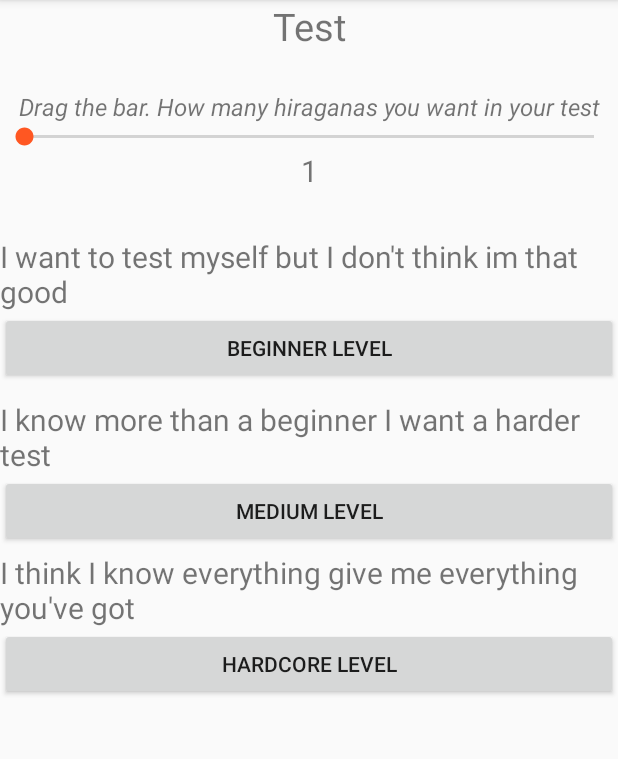
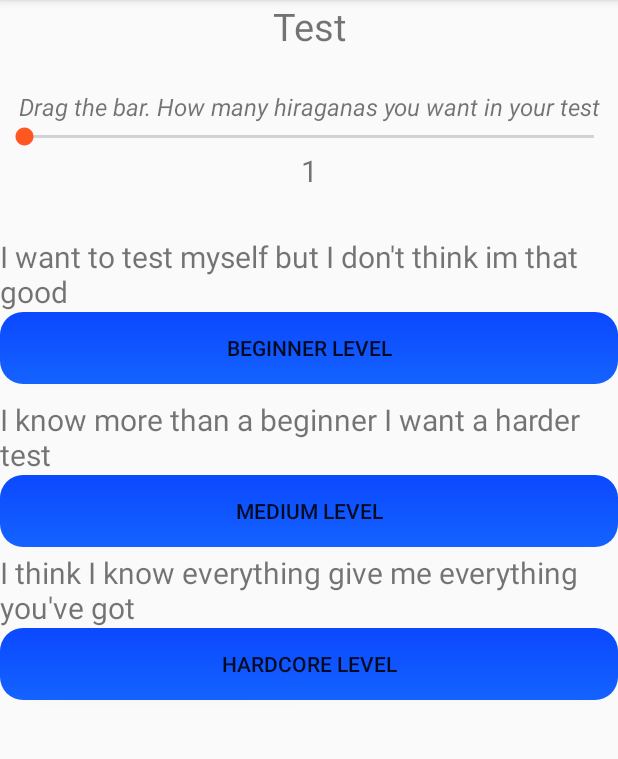
Before and after one commit to japkidzsola/HiraganaMaster2, an Android app: the fragment TestFragment shown on its own in the app's theme, on a phone screen of 412 x 824 dp, the part 84-843 px from its top. Run offline under Robolectric (Android 15) with nearby library versions, the phone set to English and light mode, and no system bars; our stand-ins replace navigation-ui; libraries missing offline, so code that uses them is left out: maes.tech.intentanim.

Commit message:
button design változtatása sötétre

```diff
--- a/app/build.gradle
+++ b/app/build.gradle
@@ -28,7 +28,6 @@ dependencies {
     implementation 'androidx.navigation:navigation-ui:2.2.1'
     implementation 'androidx.lifecycle:lifecycle-extensions:2.2.0'
     implementation 'com.github.hajiyevelnur92:intentanimation:1.0'
-    implementation 'nl.bryanderidder:themed-toggle-button-group:1.1.0'
     implementation 'com.google.android:flexbox:2.0.1'
     //noinspection GradleCompatible
     implementation 'com.android.support:support-compat:28.0.0'
--- /dev/null
+++ b/app/src/main/res/drawable/button_default.xml
@@ -0,0 +1,17 @@
+<?xml version="1.0" encoding="utf-8"?>
+<shape xmlns:android="http://schemas.android.com/apk/res/android">
+
+    <gradient
+        android:angle="270"
+        android:startColor="@color/colorButtondefault"
+        android:endColor="@color/colorButtondefault2"/>
+
+    <padding
+        android:bottom="7sp"
+        android:left="7sp"
+        android:right="7sp"
+        android:top="7sp"/>
+
+    <corners android:radius="15sp" />
+
+</shape>
--- /dev/null
+++ b/app/src/main/res/drawable/button_focused.xml
@@ -0,0 +1,17 @@
+<?xml version="1.0" encoding="utf-8"?>
+<shape xmlns:android="http://schemas.android.com/apk/res/android">
+
+    <gradient
+        android:angle="270"
+        android:startColor="@color/colorButtonfocused"
+        android:endColor="@color/colorButtonfocused2"/>
+
+    <padding
+        android:bottom="7sp"
+        android:left="7sp"
+        android:right="7sp"
+        android:top="7sp"/>
+
+    <corners android:radius="15sp" />
+
+</shape>
--- /dev/null
+++ b/app/src/main/res/drawable/button_pressed.xml
@@ -0,0 +1,17 @@
+<?xml version="1.0" encoding="utf-8"?>
+<shape xmlns:android="http://schemas.android.com/apk/res/android">
+
+    <gradient
+        android:angle="270"
+        android:startColor="@color/colorButtonpressed"
+        android:endColor="@color/colorButtonpressed2"/>
+
+    <padding
+        android:bottom="7sp"
+        android:left="7sp"
+        android:right="7sp"
+        android:top="7sp"/>
+
+    <corners android:radius="15sp" />
+
+</shape>
--- /dev/null
+++ b/app/src/main/res/drawable/gradient_list2.xml
@@ -0,0 +1,10 @@
+<?xml version="1.0" encoding="utf-8"?>
+<selector xmlns:android="http://schemas.android.com/apk/res/android">
+
+    <item android:drawable="@drawable/button_pressed"
+        android:state_pressed="true" />
+    <item android:drawable="@drawable/button_focused"
+        android:state_focused="true" />
+    <item android:drawable="@drawable/button_default" />
+
+</selector>
--- a/app/src/main/res/layout-v21/hiragana_master_home_fragment.xml
+++ b/app/src/main/res/layout-v21/hiragana_master_home_fragment.xml
@@ -51,11 +51,12 @@
             android:layout_marginLeft="30sp"
             android:layout_marginEnd="30sp"
             android:layout_marginRight="30sp"
-        android:background="@drawable/buttonshape"
+            android:background="@drawable/gradient_list2"
             android:shadowColor="#A8A8A8"
             android:shadowRadius="5"
             android:text="@string/get_to_the_learning_page"
             android:textSize="20sp"
+            android:textColor="@color/colorwhite"
             android:layout_marginBottom="10dp"
             />
 
@@ -74,11 +75,12 @@
             android:layout_marginLeft="30sp"
             android:layout_marginEnd="30sp"
             android:layout_marginRight="30sp"
-            android:background="@drawable/buttonshape"
+            android:background="@drawable/gradient_list2"
             android:shadowColor="#A8A8A8"
             android:shadowRadius="5"
             android:text="@string/get_to_test_myself"
             android:textSize="20sp"
+            android:textColor="@color/colorwhite"
             android:layout_marginBottom="10dp"
             />
 
@@ -97,11 +99,12 @@
             android:layout_marginLeft="30sp"
             android:layout_marginEnd="30sp"
             android:layout_marginRight="30sp"
-            android:background="@drawable/buttonshape"
+            android:background="@drawable/gradient_list2"
             android:shadowColor="#A8A8A8"
             android:shadowRadius="5"
             android:text="@string/get_to_see_my_favorite_characters"
             android:textSize="20sp"
+            android:textColor="@color/colorwhite"
             android:layout_marginBottom="10dp"
             />
 
@@ -120,11 +123,12 @@
             android:layout_marginLeft="30sp"
             android:layout_marginEnd="30sp"
             android:layout_marginRight="30sp"
-            android:background="@drawable/buttonshape"
+            android:background="@drawable/gradient_list2"
             android:shadowColor="#A8A8A8"
             android:shadowRadius="5"
             android:text="@string/get_me_to_my_settings"
             android:textSize="20sp"
+            android:textColor="@color/colorwhite"
             android:layout_marginBottom="10dp"
             />
 
@@ -143,11 +147,12 @@
             android:layout_marginLeft="30sp"
             android:layout_marginEnd="30sp"
             android:layout_marginRight="30sp"
-            android:background="@drawable/buttonshape"
+            android:background="@drawable/gradient_list2"
             android:shadowColor="#A8A8A8"
             android:shadowRadius="5"
             android:text="@string/share_with_my_frinds"
             android:textSize="20sp"
+            android:textColor="@color/colorwhite"
             android:layout_marginBottom="10dp"
             />
 
--- a/app/src/main/res/layout/test_fragment.xml
+++ b/app/src/main/res/layout/test_fragment.xml
@@ -39,7 +39,7 @@
         android:id="@+id/seekbartv"
         android:layout_width="match_parent"
         android:layout_height="wrap_content"
-        android:text="1"
+        android:text="@string/_1"
         android:textSize="20sp"
         android:gravity="center"
         android:layout_marginBottom="30sp"
@@ -57,7 +57,8 @@
         android:id="@+id/beginnerbtn"
         android:layout_width="match_parent"
         android:layout_height="wrap_content"
-        android:text="Beginner level"
+        android:text="@string/beginner_level"
+        android:background="@drawable/gradient_list2"
         android:layout_marginBottom="10dp"
         />
 
@@ -72,7 +73,8 @@
         android:id="@+id/mediumbtn"
         android:layout_width="match_parent"
         android:layout_height="wrap_content"
-        android:text="Medium level"
+        android:text="@string/medium_level"
+        android:background="@drawable/gradient_list2"
         android:layout_marginBottom="3sp"
         />
 
@@ -89,7 +91,8 @@
         android:id="@+id/hardcorebtn"
         android:layout_width="match_parent"
         android:layout_height="wrap_content"
-        android:text="Hardcore level"
+        android:text="@string/hardcore_level"
+        android:background="@drawable/gradient_list2"
         android:layout_marginBottom="10dp"
         />
 
--- a/app/src/main/res/menu/menu.xml
+++ b/app/src/main/res/menu/menu.xml
@@ -3,7 +3,7 @@
     xmlns:app="http://schemas.android.com/apk/res-auto">
 
     <item
-        android:title="Pause"
+        android:title="@string/pause"
         android:id="@+id/pause"
         android:icon="@drawable/ic_pause"
         app:showAsAction="ifRoom"/>
--- a/app/src/main/res/values/colors.xml
+++ b/app/src/main/res/values/colors.xml
@@ -10,4 +10,10 @@
     <color name="colorcorrectanswer">#32E800</color>
     <color name="colorwronganswer">#F0B3B3B3</color>
     <color name="colorwhite">#FAFAFA</color>
+    <color name="colorButtondefault">#0B48FF</color>
+    <color name="colorButtondefault2">#1463FF</color>
+    <color name="colorButtonpressed">#367FFF</color>
+    <color name="colorButtonpressed2">#65BFFA</color>
+    <color name="colorButtonfocused">#B7FFF6</color>
+    <color name="colorButtonfocused2">#FAFAFA</color>
 </resources>
--- a/app/src/main/res/values/strings.xml
+++ b/app/src/main/res/values/strings.xml
@@ -83,5 +83,10 @@
     <string name="error">Error</string>
     <string name="notification_title">Do you want to develop your japanese</string>
     <string name="notification_message">It\'s time to practice hiraganas</string>
+    <string name="pause">Pause</string>
+    <string name="beginner_level">Beginner level</string>
+    <string name="_1">1</string>
+    <string name="medium_level">Medium level</string>
+    <string name="hardcore_level">Hardcore level</string>
 
 </resources>
```
Also changed, not shown: 1 other file. Lines whose indentation alone changed are shown as unchanged.
